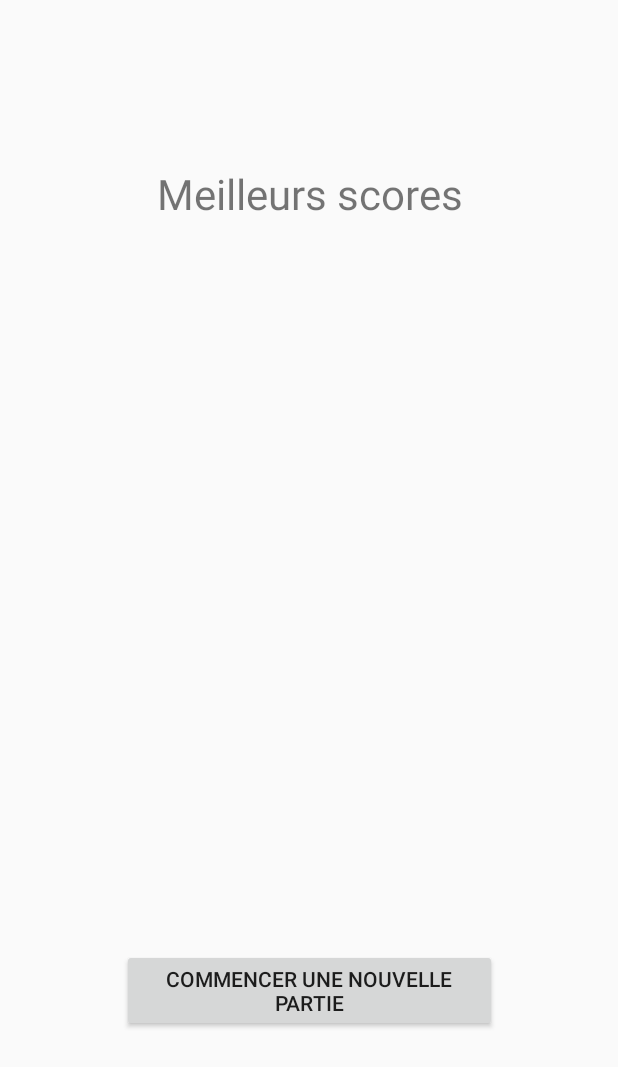
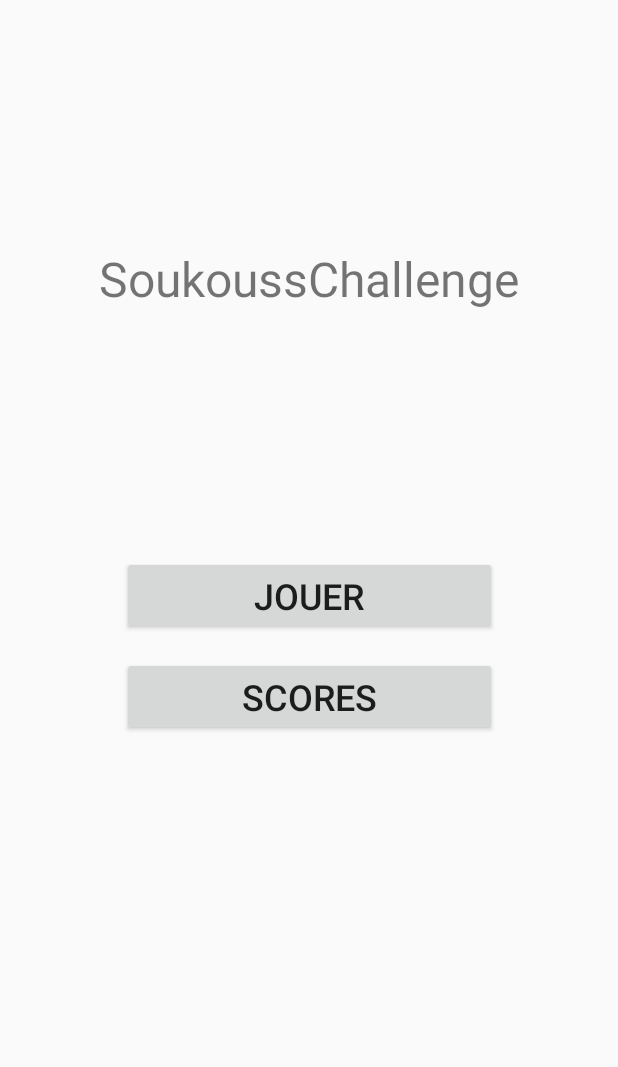
Before and after one commit to alexandreBoy/SoukoussChallenge, an Android app: the screen it shows after launch (MainActivity), on a phone screen of 412 x 824 dp. Shown: the top 1067 px of the screen. Run offline under Robolectric (Android 15) with nearby library versions, the phone set to English and light mode, and no system bars.

Commit message:
Ajout vue des scores + modification vue accueil

```diff
--- a/app/src/main/AndroidManifest.xml
+++ b/app/src/main/AndroidManifest.xml
@@ -9,7 +9,8 @@
         android:roundIcon="@mipmap/ic_launcher_round"
         android:supportsRtl="true"
         android:theme="@style/AppTheme">
-        <activity android:name=".MainActivity">
+        <activity android:name=".controller.ScoreActivity"></activity>
+        <activity android:name=".controller.MainActivity">
             <intent-filter>
                 <action android:name="android.intent.action.MAIN" />
 
--- a/app/src/main/java/com/example/soukousschallenge/MainActivity.java
+++ b/app/src/main/java/com/example/soukousschallenge/controller/MainActivity.java
@@ -1,26 +1,29 @@
-package com.example.soukousschallenge;
+package com.example.soukousschallenge.controller;
 
 import androidx.appcompat.app.AppCompatActivity;
 
+import android.content.Intent;
 import android.os.Bundle;
 import android.view.View;
 import android.widget.Button;
 import android.widget.TableLayout;
 import android.widget.TextView;
 
+import com.example.soukousschallenge.R;
+
 public class MainActivity extends AppCompatActivity {
-    private TableLayout mBestScoresTable;
-    private TextView mBestScoresLabel;
+
     private Button mStartButton;
+    private Button mScoreButton;
+    public static final int RC_SCORE = 1;
 
     @Override
     protected void onCreate(Bundle savedInstanceState) {
         super.onCreate(savedInstanceState);
         setContentView(R.layout.activity_main);
 
-        mBestScoresTable = findViewById(R.id.activity_main_bestScoresTable);
-        mBestScoresLabel = findViewById(R.id.activity_main_bestScoresLabel);
         mStartButton = findViewById(R.id.activity_main_startButton);
+        mScoreButton = findViewById(R.id.activity_main_scoreButton);
 
         mStartButton.setOnClickListener(new View.OnClickListener() {
             @Override
@@ -30,6 +33,15 @@ public class MainActivity extends AppCompatActivity {
             }
         });
 
+        mScoreButton.setOnClickListener(new View.OnClickListener() {
+            @Override
+            public void onClick(View v) {
+                // Lancement de la vue des scores
+                Intent scoreActivity = new Intent(MainActivity.this, ScoreActivity.class);
+                startActivityForResult(scoreActivity,RC_SCORE);
+            }
+        });
+
 
     }
 }
--- a/app/src/main/res/layout/activity_main.xml
+++ b/app/src/main/res/layout/activity_main.xml
@@ -4,44 +4,51 @@
     xmlns:tools="http://schemas.android.com/tools"
     android:layout_width="match_parent"
     android:layout_height="match_parent"
-    tools:context=".MainActivity">
+    tools:context=".controller.MainActivity">
 
     <TextView
-        android:id="@+id/activity_main_bestScoresLabel"
-        android:layout_width="250dp"
-        android:layout_height="50dp"
-        android:layout_marginTop="24dp"
-        android:text="@string/bestScoresLabel"
-        android:textSize="28sp"
+        android:layout_width="wrap_content"
+        android:layout_height="wrap_content"
+        android:text="@string/app_name"
+        android:textSize="32sp"
         android:textAlignment="center"
         android:gravity="center_horizontal"
-        app:layout_constraintBottom_toTopOf="@id/activity_main_bestScoresTable"
         app:layout_constraintLeft_toLeftOf="parent"
         app:layout_constraintRight_toRightOf="parent"
-        app:layout_constraintTop_toTopOf="parent" />
-
-    <TableLayout
-        android:id="@+id/activity_main_bestScoresTable"
-        android:layout_width="match_parent"
-        android:layout_height="250dp"
-        android:layout_marginLeft="20dp"
-        android:layout_marginRight="20dp"
-        android:layout_marginTop="30dp"
-        app:layout_constraintLeft_toLeftOf="parent"
-        app:layout_constraintRight_toRightOf="parent"
-        app:layout_constraintTop_toBottomOf="@+id/activity_main_bestScoresLabel"
-        app:layout_constraintBottom_toTopOf="@id/activity_main_startButton" />
+        app:layout_constraintTop_toTopOf="parent"
+        app:layout_constraintBottom_toTopOf="@id/activity_main_startButton"/>
 
     <Button
         android:id="@+id/activity_main_startButton"
         android:layout_width="250dp"
         android:layout_height="wrap_content"
         android:text="@string/startButton"
+        android:textSize="24sp"
         android:layout_marginTop="20dp"
         android:layout_marginBottom="50dp"
         app:layout_constraintBottom_toBottomOf="parent"
-        app:layout_constraintTop_toBottomOf="@id/activity_main_bestScoresTable"
+        app:layout_constraintTop_toTopOf="parent"
         app:layout_constraintStart_toStartOf="parent"
         app:layout_constraintEnd_toEndOf="parent"/>
 
+    <Button
+        android:id="@+id/activity_main_scoreButton"
+        android:layout_width="250dp"
+        android:layout_height="wrap_content"
+        android:text="@string/scoreButton"
+        android:textSize="24sp"
+        android:layout_marginTop="20dp"
+        android:layout_marginBottom="50dp"
+        app:layout_constraintBottom_toTopOf="@id/activityMain_guideline1"
+        app:layout_constraintTop_toBottomOf="@id/activity_main_startButton"
+        app:layout_constraintStart_toStartOf="parent"
+        app:layout_constraintEnd_toEndOf="parent"/>
+
+    <androidx.constraintlayout.widget.Guideline
+        android:id="@+id/activityMain_guideline1"
+        android:layout_width="wrap_content"
+        android:layout_height="wrap_content"
+        android:orientation="horizontal"
+        app:layout_constraintGuide_percent="0.65"/>
+
 </androidx.constraintlayout.widget.ConstraintLayout>
--- a/app/src/main/res/values/strings.xml
+++ b/app/src/main/res/values/strings.xml
@@ -1,5 +1,6 @@
 <resources>
     <string name="app_name">SoukoussChallenge</string>
     <string name="bestScoresLabel">Meilleurs scores</string>
-    <string name="startButton">Commencer une nouvelle partie</string>
+    <string name="startButton">JOUER</string>
+    <string name="scoreButton">Scores</string>
 </resources>
```
Also changed, not shown: app/src/main/java/com/example/soukousschallenge/controller/ScoreActivity.java (added, +24 -0 lines), app/src/main/res/layout/activity_score.xml (added, +36 -0 lines).
